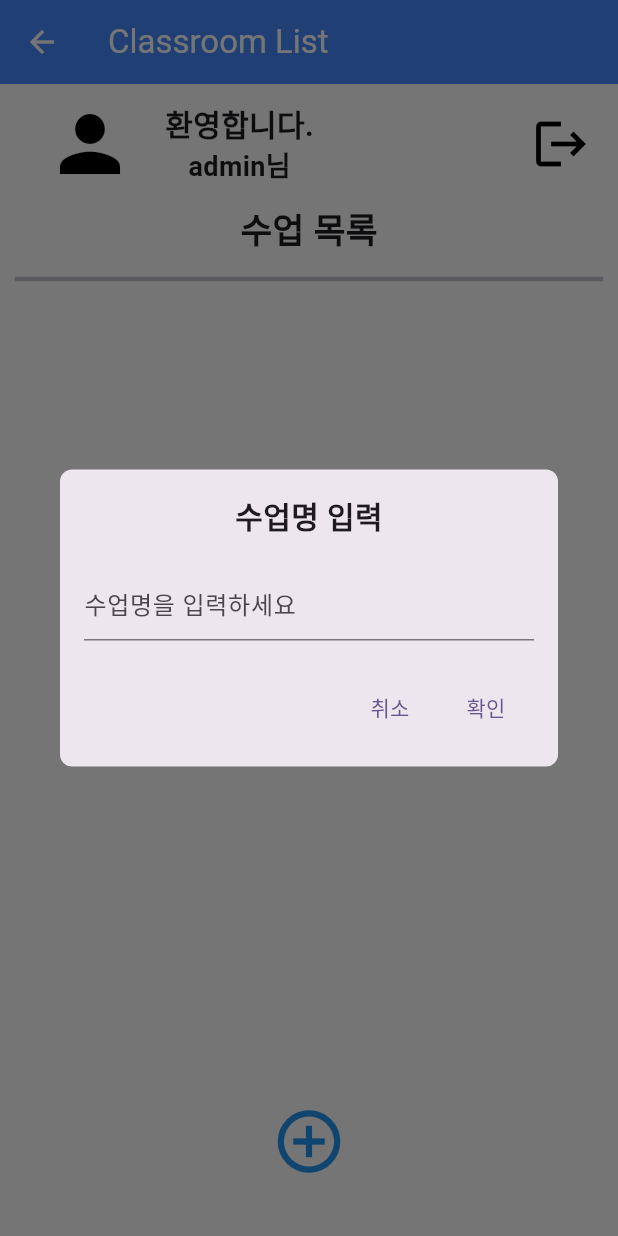
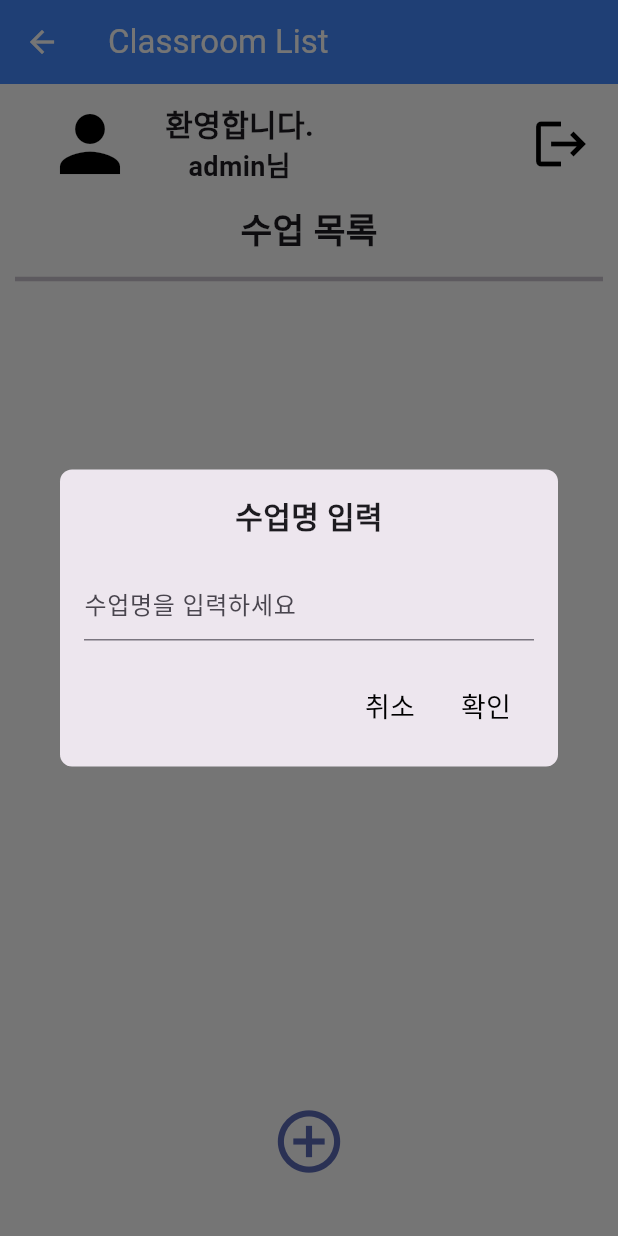
Before and after one commit to 2024-CapstonDesign-AI-Hackathon/login, a Flutter app: the ClassroomList screen opened directly, after a tap on the "add circle outline" icon, on a phone screen of 412 x 824 dp. Run offline on Flutter 3.47's test engine with Material 3 defaults, Android fonts, the phone set to English and light mode, and no system bars; our stand-ins replace dio, file_picker, flutter_secure_storage, permission_handler; accounts and stored records are empty.

Commit message:
색업뎃

```diff
--- a/lib/ClassroomList.dart
+++ b/lib/ClassroomList.dart
@@ -84,7 +84,8 @@ class _ClassroomListState extends State<ClassroomList> {
                       onPressed: () {
                         Navigator.of(context).pop(); // 다이얼로그 닫기
                       },
-                      child: Text("취소"),
+                      child: Text("취소",
+                        style: TextStyle(fontSize: 18, color: Colors.black)),
                     ),
                     TextButton(
                       onPressed: () {
@@ -95,7 +96,8 @@ class _ClassroomListState extends State<ClassroomList> {
                           Navigator.of(context).pop(); // 다이얼로그 닫기
                         }
                       },
-                      child: Text("확인"),
+                      child: Text("확인",
+                          style: TextStyle(fontSize: 18, color: Colors.black)),
                     ),
                   ],
                 ),
@@ -209,7 +211,7 @@ class _ClassroomListState extends State<ClassroomList> {
             SizedBox(height: 25),
             IconButton(
               onPressed: _showAddCourseDialog, // 수업 추가 다이얼로그 열기
-              icon: Icon(Icons.add_circle_outline_outlined, color: Colors.blue, size: 50),
+              icon: Icon(Icons.add_circle_outline_outlined, color: Color(0xFF5b6ab8), size: 50),
             ),
             SizedBox(height: 20),
           ],
```
